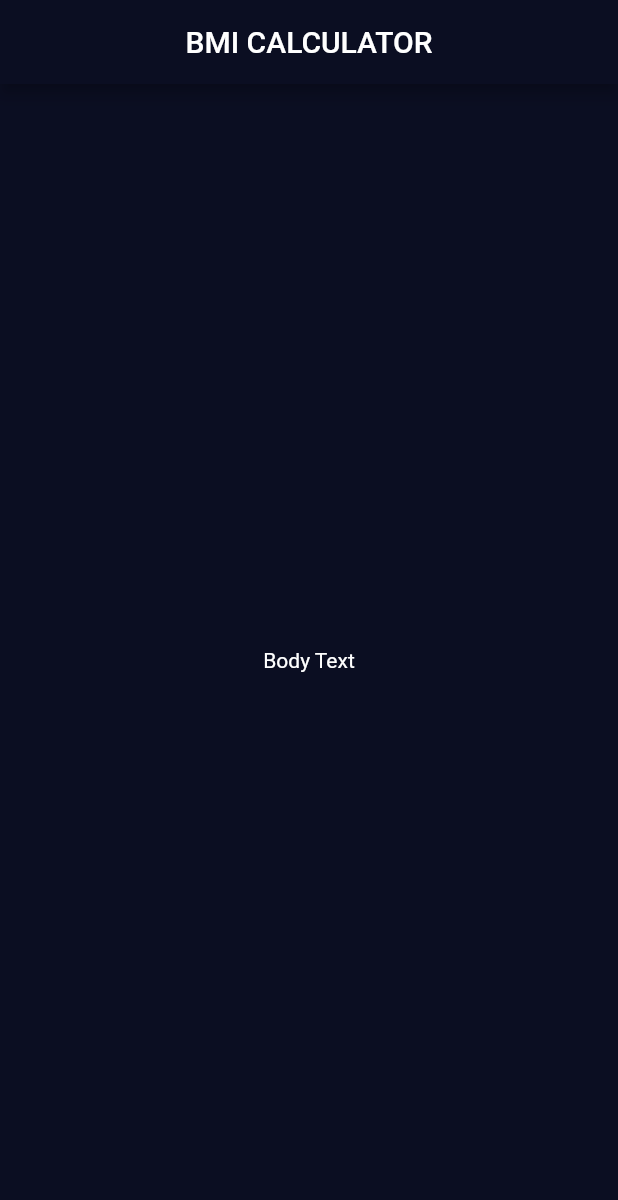
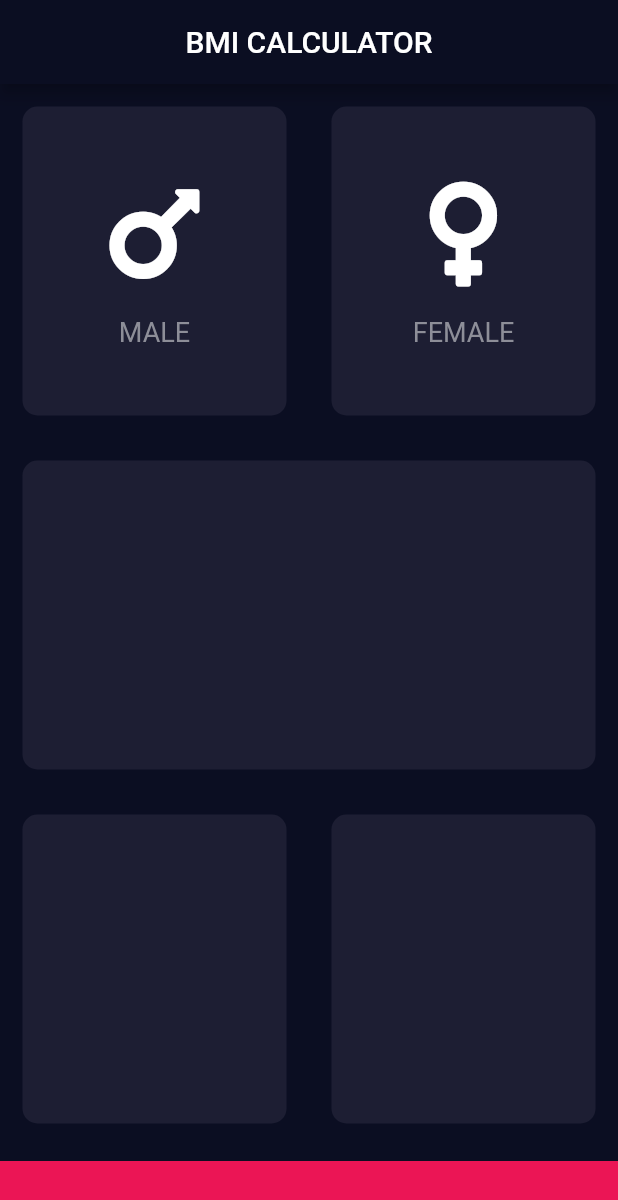
Before and after one commit to Uchencho/bmi, a Flutter app: the screen it shows after launch, on a phone screen of 412 x 824 dp. Shown: the top 1200 px of the screen. Run offline on Flutter 3.47's test engine with Material 2 defaults, Android fonts, the phone set to English and light mode, and no system bars; our stand-ins replace font_awesome_flutter.

Commit message:
added custom icons

```diff
--- /dev/null
+++ b/lib/icon_content.dart
@@ -0,0 +1,25 @@
+import 'package:flutter/material.dart';
+
+class ReuseableIcon extends StatelessWidget {
+  ReuseableIcon({@required this.genderText, @required this.genderIcon});
+  final String genderText;
+  final IconData genderIcon;
+
+  @override
+  Widget build(BuildContext context) {
+    return Column(
+      mainAxisAlignment: MainAxisAlignment.center,
+      children: [
+        Icon(
+          this.genderIcon,
+          size: 80.0,
+        ),
+        SizedBox(height: 15.0),
+        Text(
+          this.genderText,
+          style: TextStyle(color: Color(0xFF8D8E98), fontSize: 18.0),
+        )
+      ],
+    );
+  }
+}
--- a/lib/input_page.dart
+++ b/lib/input_page.dart
@@ -1,4 +1,11 @@
 import 'package:flutter/material.dart';
+import 'package:font_awesome_flutter/font_awesome_flutter.dart';
+import 'icon_content.dart';
+import 'reusable_card.dart';
+
+const bottomContainerHeight = 50.0;
+const bottomContainerColor = Color(0xFFEB1555);
+const reusableCardColor = Color(0xFF1D1E33);
 
 class InputPage extends StatefulWidget {
   @override
@@ -9,12 +16,47 @@ class _InputPageState extends State<InputPage> {
   @override
   Widget build(BuildContext context) {
     return Scaffold(
-      appBar: AppBar(
-        title: Center(child: Text('BMI CALCULATOR')),
-      ),
-      body: Center(
-        child: Text('Body Text'),
-      ),
-    );
+        appBar: AppBar(title: Center(child: Text('BMI CALCULATOR'))),
+        body: Column(
+          children: [
+            Expanded(
+              child: Row(
+                children: [
+                  Expanded(
+                    child: ReusableCard(
+                        cardChild: ReuseableIcon(
+                          genderText: 'MALE',
+                          genderIcon: FontAwesomeIcons.mars,
+                        ),
+                        colour: reusableCardColor),
+                  ),
+                  Expanded(
+                      child: ReusableCard(
+                    colour: reusableCardColor,
+                    cardChild: ReuseableIcon(
+                      genderIcon: FontAwesomeIcons.venus,
+                      genderText: 'FEMALE',
+                    ),
+                  )),
+                ],
+              ),
+            ),
+            Expanded(child: ReusableCard(colour: reusableCardColor)),
+            Expanded(
+              child: Row(
+                children: [
+                  Expanded(child: ReusableCard(colour: reusableCardColor)),
+                  Expanded(child: ReusableCard(colour: reusableCardColor)),
+                ],
+              ),
+            ),
+            Container(
+              height: bottomContainerHeight,
+              color: bottomContainerColor,
+              width: double.infinity,
+              margin: EdgeInsets.only(top: 10.0),
+            )
+          ],
+        ));
   }
 }
--- /dev/null
+++ b/lib/reusable_card.dart
@@ -0,0 +1,18 @@
+import 'package:flutter/material.dart';
+
+class ReusableCard extends StatelessWidget {
+  ReusableCard({@required this.colour, this.cardChild});
+
+  final Color colour;
+  final Widget cardChild;
+
+  @override
+  Widget build(BuildContext context) {
+    return Container(
+      child: cardChild,
+      margin: EdgeInsets.all(15.0),
+      decoration: BoxDecoration(
+          color: colour, borderRadius: BorderRadius.circular(10.0)),
+    );
+  }
+}
--- a/pubspec.yaml
+++ b/pubspec.yaml
@@ -11,6 +11,7 @@ environment:
 dependencies:
   flutter:
     sdk: flutter
+  font_awesome_flutter: ^8.12.0
 
   cupertino_icons: ^1.0.0
 
```
Also changed, not shown: pubspec.lock.
